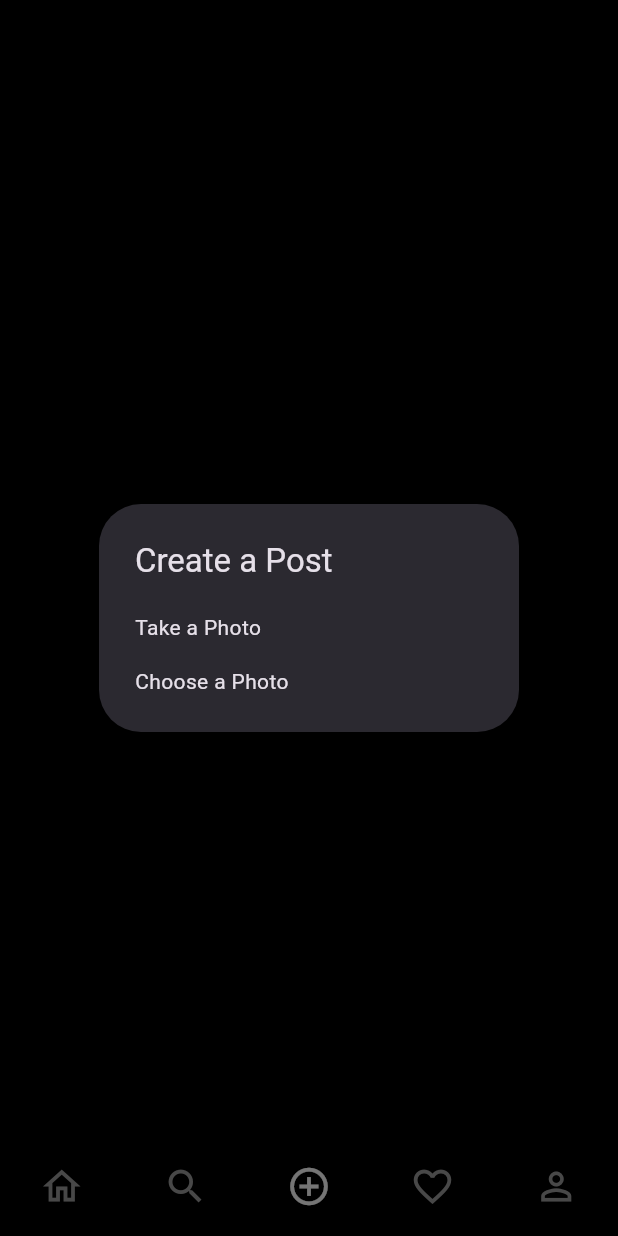
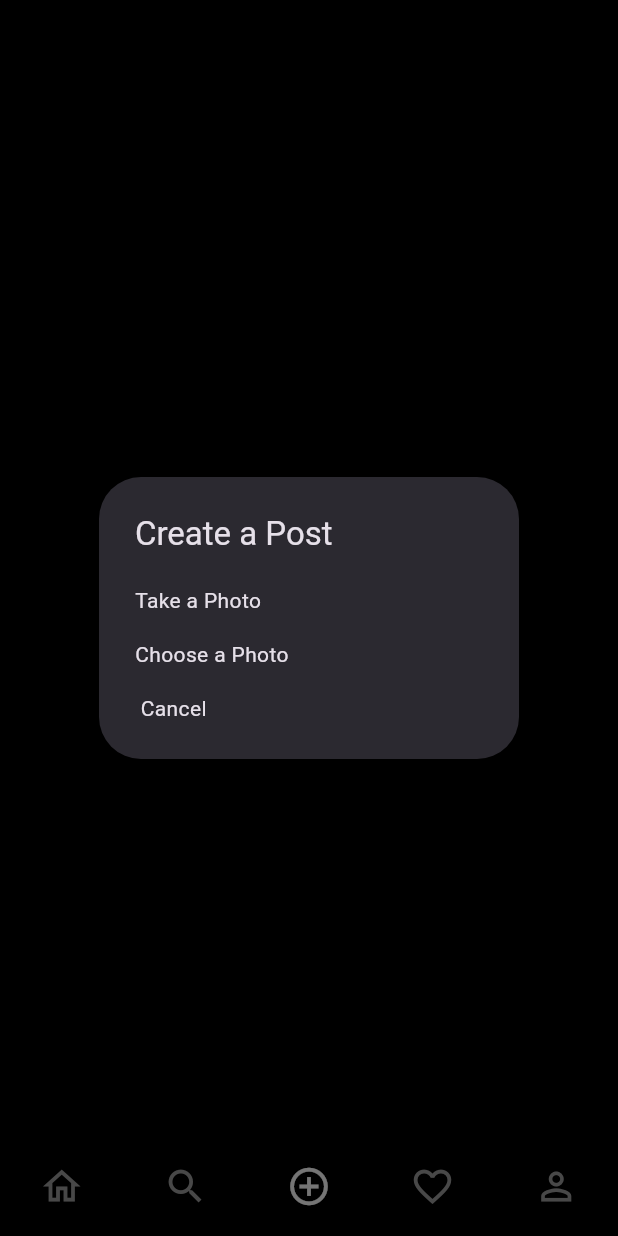
Before and after one commit to siddhu12980/insta_clone1, a Flutter app: the screen it shows once a user with an empty profile is signed in, item 3 of the bottom bar chosen, after a tap on the "file upload" icon, on a phone screen of 412 x 824 dp. Run offline on Flutter 3.47's test engine with Material 3 defaults, Android fonts, the phone set to English and light mode, and no system bars; our stand-ins replace cloud_firestore, firebase_auth, firebase_core, firebase_storage, flutter_svg, image_picker; accounts and stored records are empty.

Commit message:
post_Screen

```diff
--- a/lib/screen/add_post.dart
+++ b/lib/screen/add_post.dart
@@ -58,7 +58,12 @@ class _addPostState extends State<addPost> {
                     _image = file;
                   });
                 },
-              )
+              ),
+              SimpleDialogOption(
+                  child: const Text(" Cancel "),
+                  onPressed: () {
+                    Navigator.of(context).pop();
+                  }),
             ],
           );
         });
@@ -67,6 +72,7 @@ class _addPostState extends State<addPost> {
   @override
   Widget build(BuildContext context) {
     final User user = Provider.of<UserProvider>(context).getUser;
+    TextEditingController _descriptionController = TextEditingController();
     return _image == null
         ? Center(
             child: IconButton(
@@ -109,8 +115,9 @@ class _addPostState extends State<addPost> {
                     ),
                     SizedBox(
                       width: MediaQuery.of(context).size.width * 0.3,
-                      child: const TextField(
-                        decoration: InputDecoration(
+                      child: TextField(
+                        controller: _descriptionController,
+                        decoration: const InputDecoration(
                           hintText: "Caption goes here",
                           border: InputBorder.none,
                         ),
```
